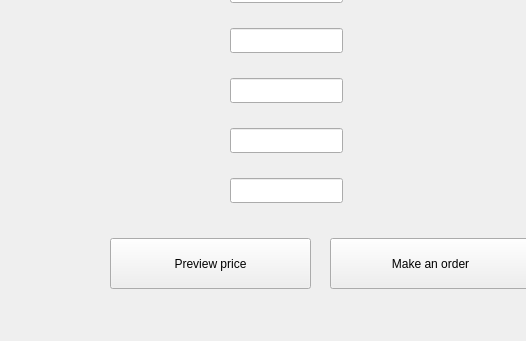
The window that sdi_app/gui/menu_owner.ui (FratiaXd/SDI) describes before a commit, drawn with Qt 5; both pictures show x 0 to 526 and y 182 to 523 of the 623 by 523 pixel window.
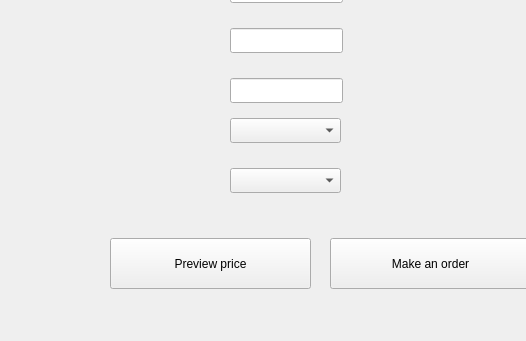
The same window after the commit. The open tabs and pages were chosen to show the change.

What changed in the file:
```diff
--- a/sdi_app/gui/menu_owner.ui
+++ b/sdi_app/gui/menu_owner.ui
@@ -143,26 +143,6 @@
       </rect>
      </property>
     </widget>
-    <widget class="QLineEdit" name="lineEdit_6">
-     <property name="geometry">
-      <rect>
-       <x>230</x>
-       <y>310</y>
-       <width>113</width>
-       <height>25</height>
-      </rect>
-     </property>
-    </widget>
-    <widget class="QLineEdit" name="lineEdit_7">
-     <property name="geometry">
-      <rect>
-       <x>230</x>
-       <y>360</y>
-       <width>113</width>
-       <height>25</height>
-      </rect>
-     </property>
-    </widget>
     <widget class="QPushButton" name="pushButton_5">
      <property name="geometry">
       <rect>
@@ -228,6 +208,26 @@
       <string>Place order</string>
      </property>
     </widget>
+    <widget class="QComboBox" name="comboBox">
+     <property name="geometry">
+      <rect>
+       <x>230</x>
+       <y>300</y>
+       <width>111</width>
+       <height>25</height>
+      </rect>
+     </property>
+    </widget>
+    <widget class="QComboBox" name="comboBox_2">
+     <property name="geometry">
+      <rect>
+       <x>230</x>
+       <y>350</y>
+       <width>111</width>
+       <height>25</height>
+      </rect>
+     </property>
+    </widget>
    </widget>
    <widget class="QWidget" name="page_3">
     <widget class="QLabel" name="label_4">
```
